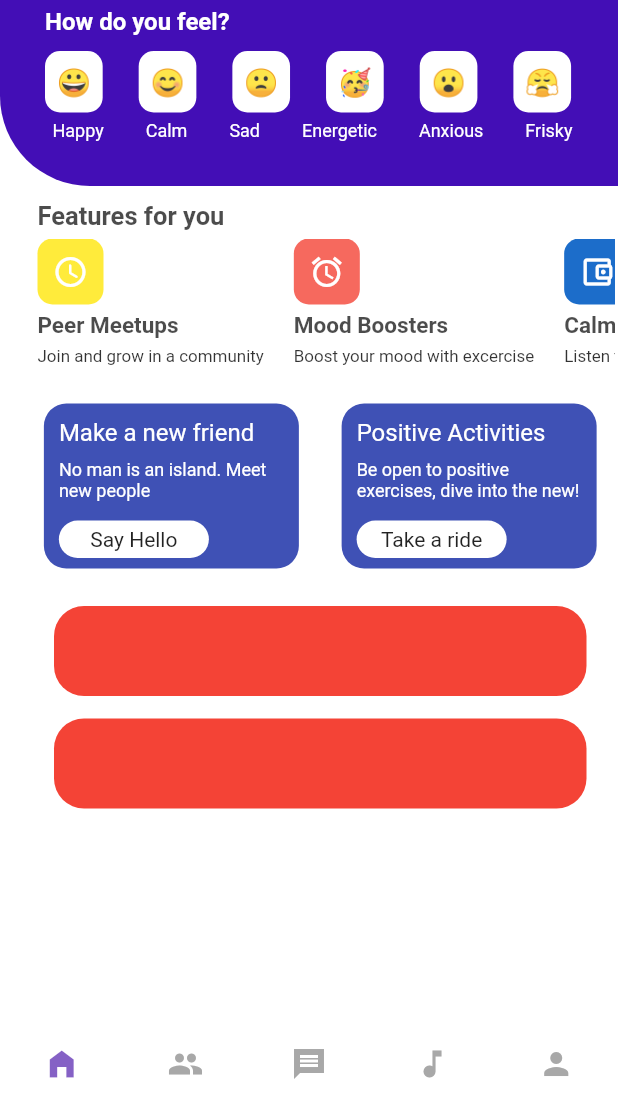
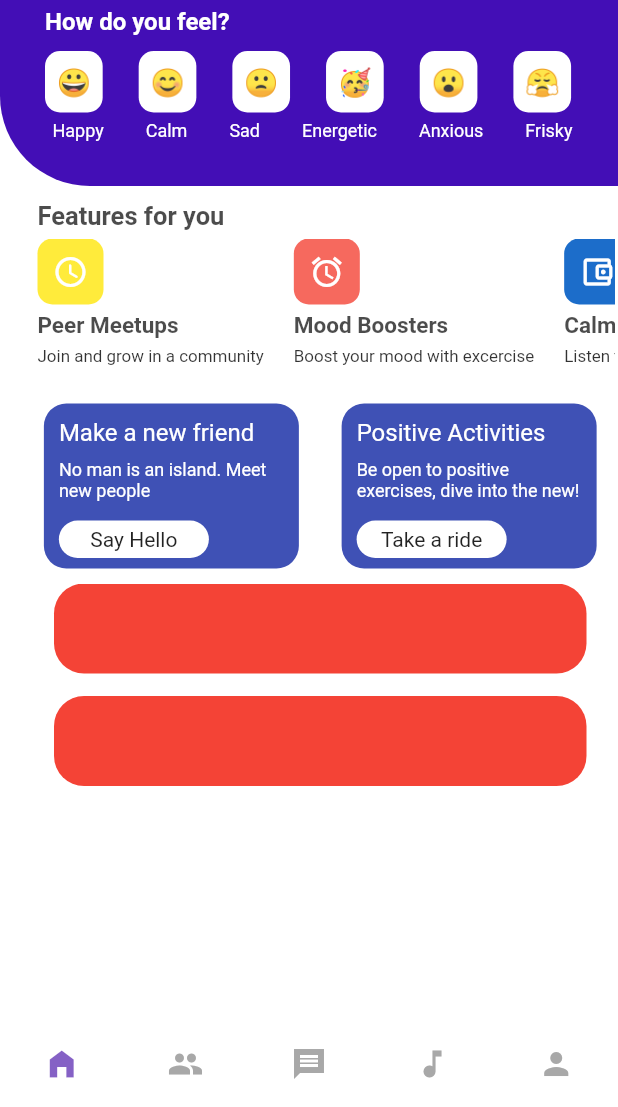
Before and after one commit to jaymesC/safeplace-social-app, a Flutter app: the screen it shows after launch, on a phone screen of 412 x 824 dp, the part 129-1236 px from its top. Run offline on Flutter 3.47's test engine with Material 2 defaults, Android fonts, the phone set to English and light mode, and no system bars; our stand-ins replace flutter_spinkit, font_awesome_flutter.

Commit message:
updated homepage

```diff
--- a/lib/pages/home_page.dart
+++ b/lib/pages/home_page.dart
@@ -238,7 +238,7 @@ class HomePage extends StatelessWidget {
           itemCount: 4,
           itemBuilder: (_, index) {
             return Container(
-              margin: const EdgeInsets.only(top: 15, left: 15),
+              margin: const EdgeInsets.only(bottom: 15, left: 15),
               width: 300,
               height: 60,
               decoration: BoxDecoration(
```
